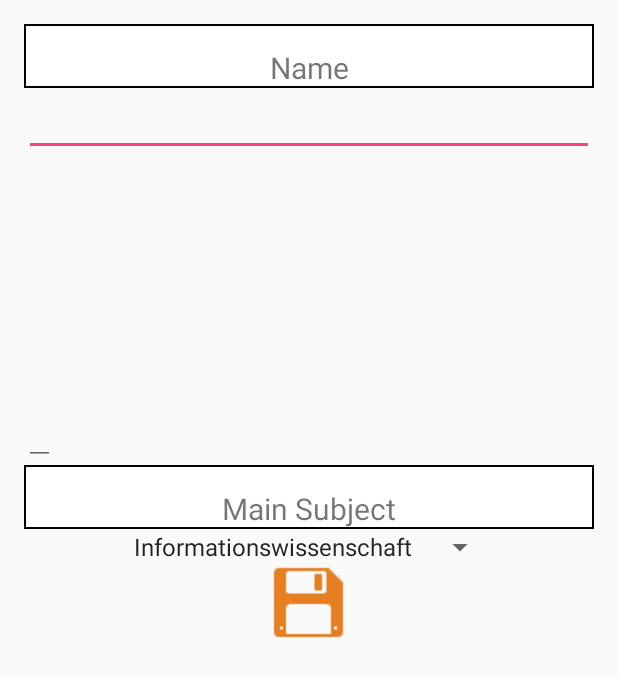
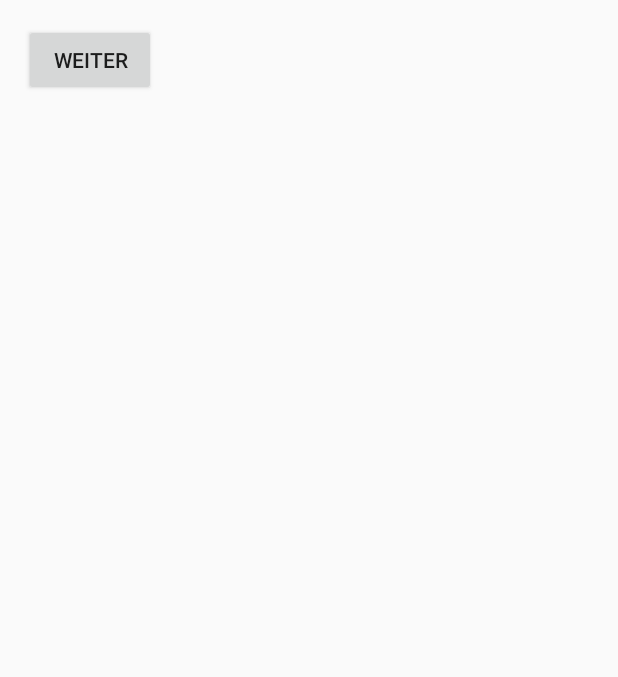
Before and after one commit to Aldu94/studdy_buddy, an Android app: the Profile screen opened directly, with no data from a screen before it, on a phone screen of 412 x 824 dp. Shown: the top 677 px of the screen. Run offline under Robolectric (Android 15) with nearby library versions, the phone set to English and light mode, and no system bars; plain views replace PercentRelativeLayout.

Commit message:
Added new Activity (AddProfile)

```diff
--- a/StudBud/app/src/main/java/com/studbud/studbud/Profile.java
+++ b/StudBud/app/src/main/java/com/studbud/studbud/Profile.java
@@ -2,11 +2,13 @@ package com.studbud.studbud;
 
 import android.app.AlertDialog;
 import android.content.DialogInterface;
+import android.content.Intent;
 import android.os.Bundle;
 import android.support.v7.app.AppCompatActivity;
 import android.text.TextUtils;
 import android.view.View;
 import android.widget.ArrayAdapter;
+import android.widget.Button;
 import android.widget.EditText;
 import android.widget.ImageButton;
 import android.widget.Spinner;
@@ -14,12 +16,8 @@ import android.widget.Toast;
 
 public class Profile extends AppCompatActivity {
 
-    private EditText name;
-    private EditText semester;
-    private Spinner mainSubjectSpinner;
-    private ImageButton safeButton;
+    private Button weiterButton;
 
-    private ArrayAdapter<CharSequence> spinnerAdapter;
 
 
     @Override
@@ -27,69 +25,22 @@ public class Profile extends AppCompatActivity {
         super.onCreate(savedInstanceState);
         setContentView(R.layout.activity_profile);
         setupUI();
-        onSafeButtonClicked();
+        onWeiterButtonClicked();
     }
 
 
-    // method to setup the user interface to work with user input
-
     private void setupUI(){
-        name = (EditText)findViewById(R.id.name_editText);
-        semester = (EditText)findViewById(R.id.semester_editText);
-        mainSubjectSpinner = (Spinner)findViewById(R.id.main_subject_spinner);
-        safeButton = (ImageButton)findViewById(R.id.safe_button);
-
-        spinnerAdapter = ArrayAdapter.createFromResource(this,
-                R.array.main_subject, android.R.layout.simple_spinner_item);
-        spinnerAdapter.setDropDownViewResource(android.R.layout.simple_spinner_dropdown_item);
-        mainSubjectSpinner.setAdapter(spinnerAdapter);
+        weiterButton = (Button)findViewById(R.id.weiter_button);
     }
 
-
-    // method to fire an onClick-event for the safe button
-    // safe UserItem in database to get values for calculation
-
-    private void onSafeButtonClicked(){
-        safeButton.setOnClickListener(new View.OnClickListener() {
+    private void onWeiterButtonClicked(){
+        weiterButton.setOnClickListener(new View.OnClickListener() {
             @Override
             public void onClick(View v) {
-                User user = getUserInputAndCreateItem();
-                Toast.makeText(Profile.this, String.valueOf(user.getName()) + " ist im " + String.valueOf(user.getNumberOfSemester()) + ". Semester und studiert den Studiengang mit der ID: " + String.valueOf(user.getMainSubjectID()), Toast.LENGTH_SHORT).show();
-                //db.saveUserItem(user)
+                Intent i = new Intent(Profile.this,AddProfile.class);
+                startActivity(i);
             }
         });
     }
 
-
-    // method to get the user input from the whole window
-
-    private User getUserInputAndCreateItem() {
-        String nameOfUser = name.getText().toString();
-        int semesterOfUser = Integer.parseInt(semester.getText().toString());
-        long subjectId = mainSubjectSpinner.getSelectedItemId();
-
-        if (TextUtils.isDigitsOnly(semester.getText().toString())) {
-            AlertDialog.Builder builder1 = new AlertDialog.Builder(Profile.this);
-            builder1.setMessage("Please tell me your semester!");
-            builder1.setCancelable(true);
-
-            builder1.setPositiveButton(
-                    "OK",
-                    new DialogInterface.OnClickListener() {
-                        public void onClick(DialogInterface dialog, int id) {
-                            dialog.cancel();
-                        }
-                    });
-
-            AlertDialog alert11 = builder1.create();
-            alert11.show();
-        }
-
-        User user = new User(nameOfUser, semesterOfUser, subjectId);
-        return user;
-
-
-    }
-
-
 }
--- a/StudBud/app/src/main/res/layout/content_profile.xml
+++ b/StudBud/app/src/main/res/layout/content_profile.xml
@@ -13,89 +13,12 @@
     tools:showIn="@layout/activity_profile"
     android:backgroundTint="#e5802c">
 
-    <TextView
-        android:layout_width="wrap_content"
-        android:layout_height="wrap_content"
-        android:text="Name"
-        android:id="@+id/name_textView"
-        android:layout_alignParentTop="true"
-        android:layout_alignParentStart="true"
-        android:layout_alignParentEnd="true"
-        app:layout_marginTopPercent ="8%"
-        app:layout_heightPercent="10%"
-        android:textAlignment="center"
-        android:textSize="20sp"
-        android:paddingTop="15dp"
-        android:background="@drawable/back"
-        />
-
-    <EditText
-        android:layout_width="wrap_content"
-        android:layout_height="wrap_content"
-        android:layout_below="@+id/name_textView"
-        android:layout_alignEnd="@+id/name_textView"
-        android:layout_alignParentStart="true"
-        android:singleLine="true"
-        android:id="@+id/name_editText" />
-
-    <TextView
-        android:layout_width="0dp"
-        android:layout_height="wrap_content"
-        android:text="Semester"
-        android:layout_below="@+id/name_editText"
-        android:layout_alignParentEnd="false"
-        android:layout_alignParentStart="true"
-        app:layout_marginTopPercent ="4%"
-        app:layout_heightPercent="10%"
-        app:layout_widthPercent ="75%"
-        android:textAlignment="center"
-        android:textSize="20sp"
-        android:id="@+id/semester_textView"
-        android:paddingTop="15dp"
-        android:background="@drawable/back"/>
-
-    <EditText
-        android:layout_width="wrap_content"
-        android:layout_height="wrap_content"
-        android:id="@+id/semester_editText"
-        android:layout_alignBottom="@+id/semester_textView"
-        android:layout_toEndOf="@+id/semester_textView"
-        app:layout_widthPercent="25%"/>
-
-    <TextView
-        android:layout_width="wrap_content"
-        android:layout_height="wrap_content"
-        android:text="Main Subject"
-        android:layout_below="@+id/semester_textView"
-        app:layout_marginTopPercent ="5%"
-        app:layout_heightPercent="10%"
-        android:textAlignment="center"
-        android:textSize="20sp"
-        android:layout_alignParentEnd="true"
-        android:layout_alignParentStart="true"
-        android:paddingTop="15dp"
-        android:background="@drawable/back"
-        android:id="@+id/main_subject_textView" />
-
-    <ImageButton
-        android:layout_width="wrap_content"
-        android:layout_height="wrap_content"
-        android:id="@+id/safe_button"
-        app:layout_marginTopPercent ="5%"
-        app:layout_widthPercent="30%"
-        app:layout_heightPercent="13%"
-        android:src="@drawable/save"
-        android:background="#00ffffff"
-        android:layout_below="@+id/main_subject_spinner"
-        android:layout_centerHorizontal="true" />
-
-    <Spinner
-        android:layout_width="wrap_content"
-        android:layout_height="wrap_content"
-        android:id="@+id/main_subject_spinner"
-        android:layout_below="@+id/main_subject_textView"
-        android:layout_centerHorizontal="true"
-        android:spinnerMode="dialog" />
 
 
+<Button
+    android:layout_width="wrap_content"
+    android:layout_height="wrap_content"
+    android:text="weiter"
+    android:id="@+id/weiter_button" />
+
 </android.support.percent.PercentRelativeLayout>
--- a/StudBud/app/src/main/res/values/strings.xml
+++ b/StudBud/app/src/main/res/values/strings.xml
@@ -34,7 +34,6 @@
     <string name="sunday">Sunday</string>
 
 
-
     <string-array name="header_titles">
         <item>Informationswissenschaft</item>
         <item>Medieninformatik</item>
@@ -67,5 +66,6 @@
         <item>Einführung Informationswissenschaft</item>
         <item>Informationstechnische Grundlagen</item>
     </string-array>
+    <string name="title_activity_add_profile">AddProfile</string>
 
 </resources>
```
Also changed, not shown: StudBud/app/src/main/AndroidManifest.xml (+10 -4 lines), StudBud/app/src/main/java/com/studbud/studbud/AddProfile.java (added, +79 -0 lines), StudBud/app/src/main/res/layout/activity_add_profile.xml (added, +19 -0 lines), StudBud/app/src/main/res/layout/content_add_profile.xml (added, +101 -0 lines).
